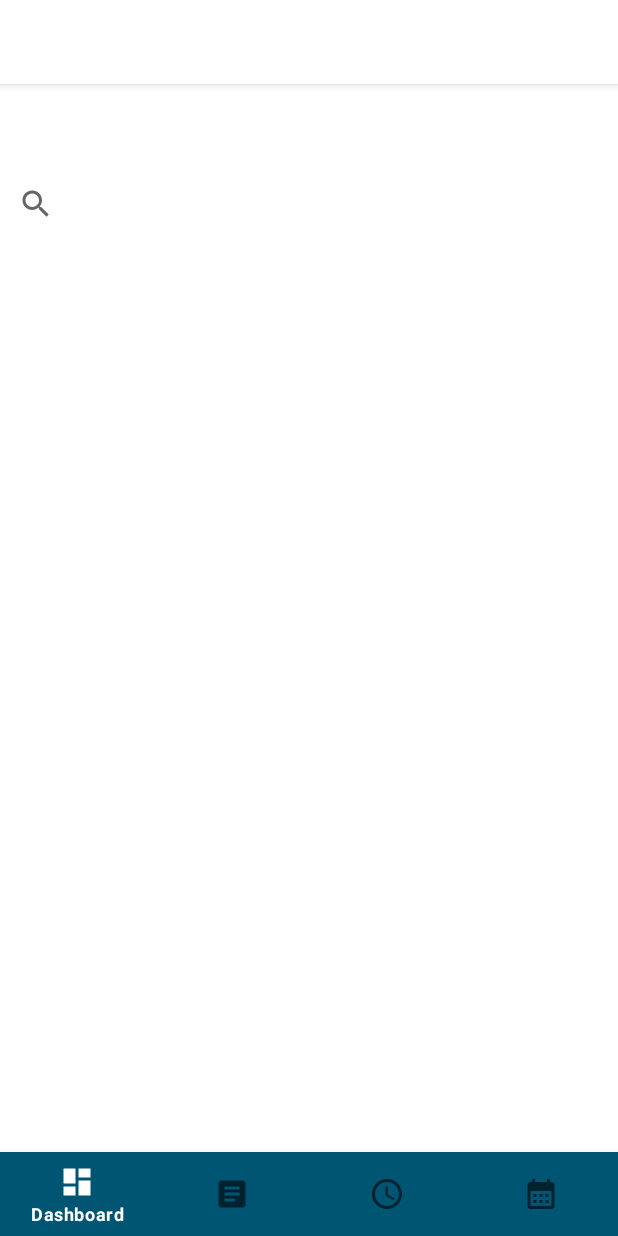
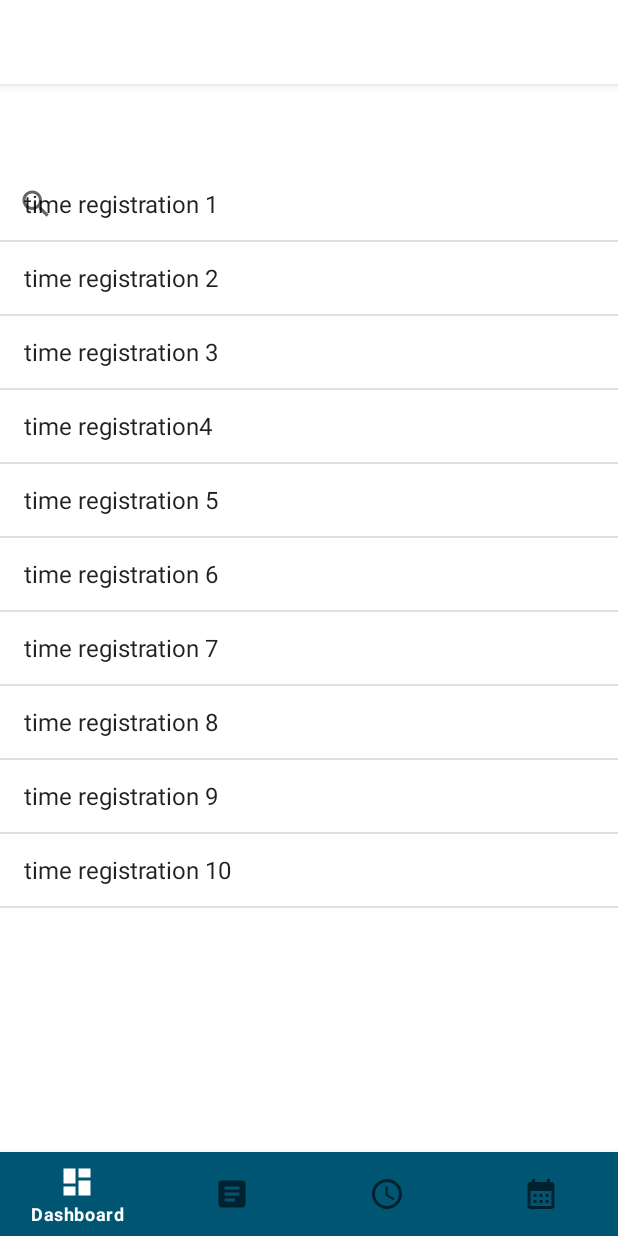
Before and after one commit to StijnMapper/Timeregistration, an Android app: the AllTimeRegistrationsFragment screen opened through its navigation route, after a tap on "Search", on a phone screen of 412 x 824 dp. Run offline under Robolectric (Android 15) with nearby library versions, the phone set to English and light mode, and no system bars; our stand-ins replace navigation-ui.

Commit message:
Update AllTimeRegistrationsFragment.java
Feat: all time registrations list

```diff
--- a/MyApplication/app/src/main/java/com/example/myapplication/ui/timeRegistration/AllTimeRegistrationsFragment.java
+++ b/MyApplication/app/src/main/java/com/example/myapplication/ui/timeRegistration/AllTimeRegistrationsFragment.java
@@ -7,11 +7,17 @@ import androidx.fragment.app.Fragment;
 import android.view.LayoutInflater;
 import android.view.View;
 import android.view.ViewGroup;
+import android.widget.ArrayAdapter;
+import android.widget.ListView;
 
 import com.example.myapplication.R;
+import com.example.myapplication.databinding.FragmentProjectsBinding;
 
 public class AllTimeRegistrationsFragment extends Fragment {
-
+    private FragmentProjectsBinding binding;
+    ArrayAdapter<String> adapter;
+    ListView list;
+    String[] data = {"time registration 1","time registration 2", "time registration 3", "time registration4", "time registration 5", "time registration 6", "time registration 7", "time registration 8", "time registration 9", "time registration 10" };
     public AllTimeRegistrationsFragment() {
         // Required empty public constructor
     }
@@ -26,6 +32,14 @@ public class AllTimeRegistrationsFragment extends Fragment {
     public View onCreateView(LayoutInflater inflater, ViewGroup container,
                              Bundle savedInstanceState) {
         // Inflate the layout for this fragment
-        return inflater.inflate(R.layout.fragment_all_time_registrations, container, false);
+        //return inflater.inflate(R.layout.fragment_all_time_registrations, container, false);
+
+            binding = FragmentProjectsBinding.inflate(inflater, container, false);
+            View root = binding.getRoot();
+            View view = inflater.inflate(R.layout.fragment_all_time_registrations,container,false);
+            list=(ListView) root.findViewById(R.id.listview);
+            adapter = new ArrayAdapter<String>(getActivity(), android.R.layout.simple_list_item_1,data);
+            list.setAdapter(adapter);
+            return root;
     }
 }
```
